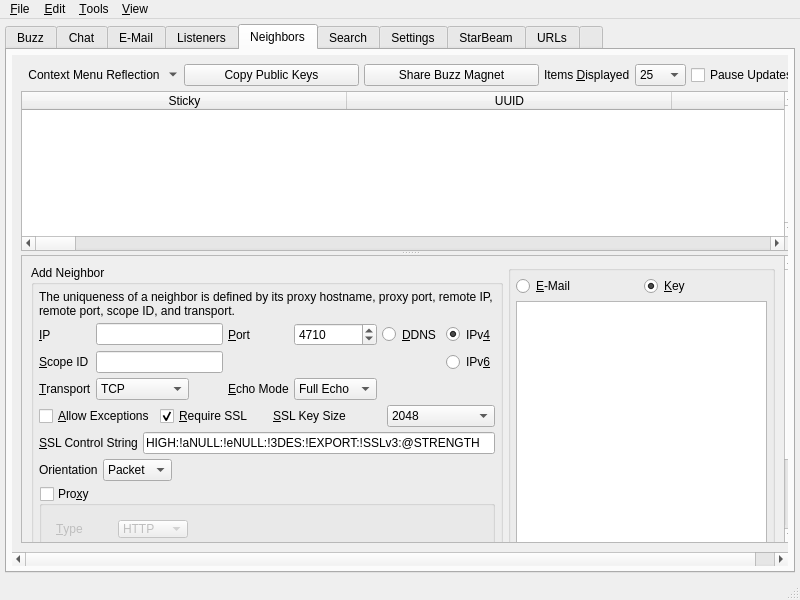
First picture: the form in branches/trunk/UI/spot-on-controlcenter.ui, repository textbrowser/spot-on, before the edit.
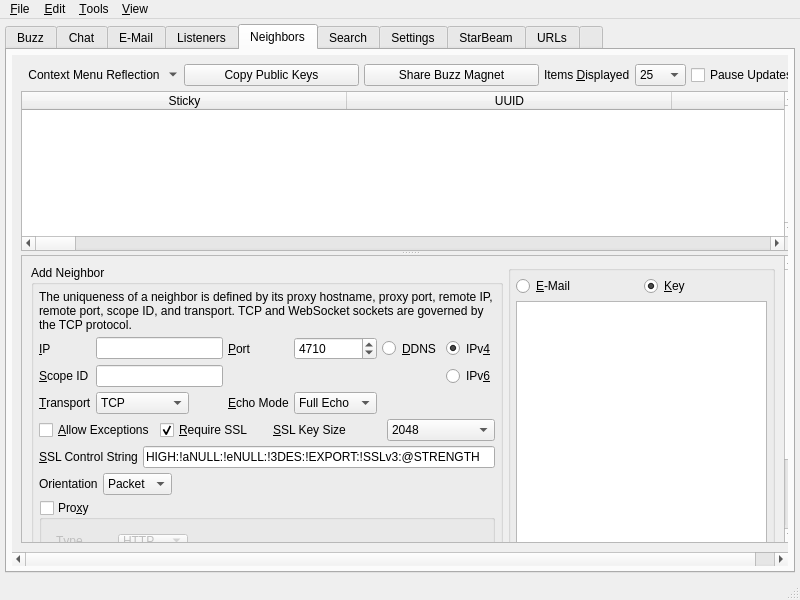
Second picture: the form after the edit. The open tabs and pages were chosen to show the change. Icons and pictures are not drawn. Custom widgets are drawn as their Qt base class.

```diff
--- a/branches/trunk/UI/spot-on-controlcenter.ui
+++ b/branches/trunk/UI/spot-on-controlcenter.ui
@@ -3669,7 +3669,7 @@
                  <rect>
                   <x>0</x>
                   <y>0</y>
-                  <width>766</width>
+                  <width>777</width>
                   <height>531</height>
                  </rect>
                 </property>
@@ -3699,7 +3699,7 @@
                         <item>
                          <widget class="QLabel" name="label_23">
                           <property name="text">
-                           <string>The uniqueness of a neighbor is defined by its proxy hostname, proxy port, remote IP, remote port, scope ID, and transport.</string>
+                           <string>The uniqueness of a neighbor is defined by its proxy hostname, proxy port, remote IP, remote port, scope ID, and transport. TCP and WebSocket sockets are governed by the TCP protocol.</string>
                           </property>
                           <property name="wordWrap">
                            <bool>true</bool>
```
Left out of the diff: 4 changed lines with no effect on the pictures.
